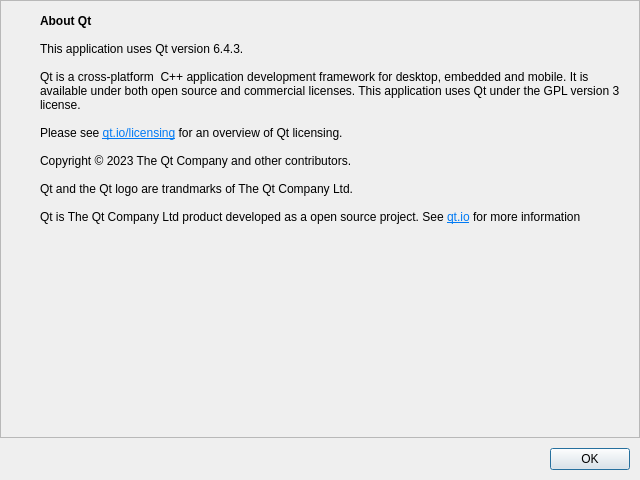
The window that atlas/ui/dialog/aboutqtdialog.ui (KJNeko/Atlas) describes before a commit, drawn with Qt 5.
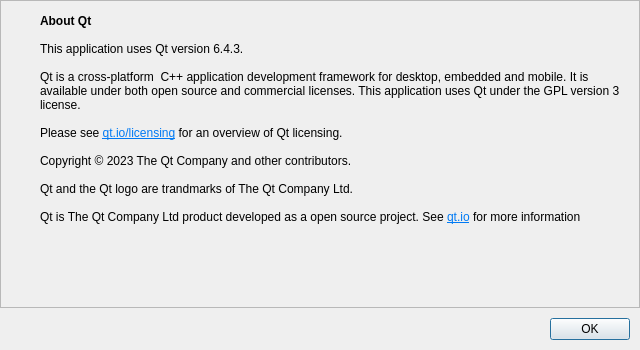
The same window after the commit. Icons and pictures are not drawn.

Commit message: removed buttons not needed

```diff
--- a/atlas/ui/dialog/aboutqtdialog.ui
+++ b/atlas/ui/dialog/aboutqtdialog.ui
@@ -7,7 +7,7 @@
     <x>0</x>
     <y>0</y>
     <width>640</width>
-    <height>480</height>
+    <height>350</height>
    </rect>
   </property>
   <property name="windowTitle">
```
The commit also changes 2 other files.
